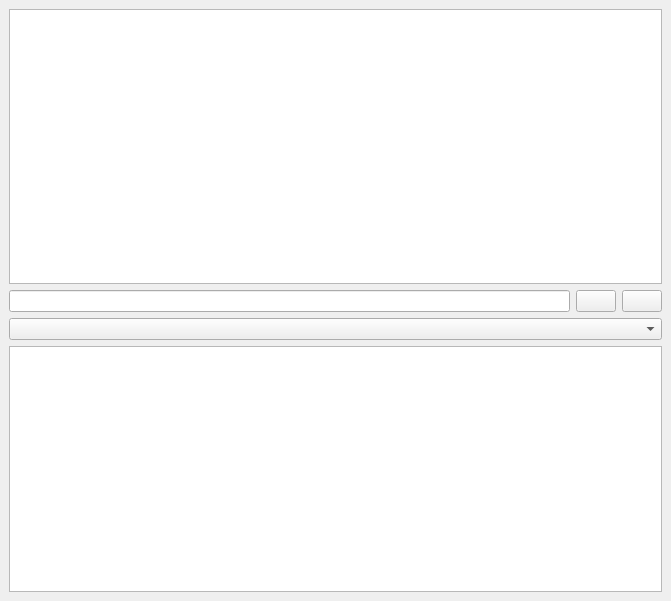
Above: src/forms/ui_calculator.ui from TuringApp/Turing before the change. Below: the same form after it.
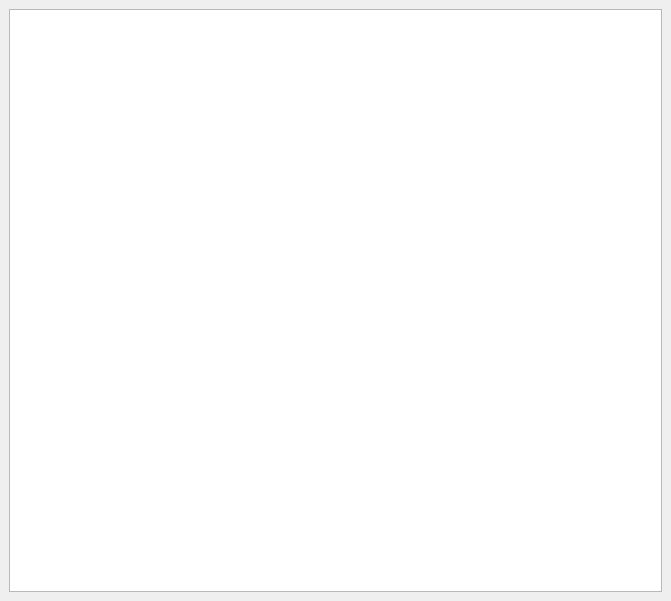
That is the form after the change. Icons and pictures are not drawn.

Commit message: use code widget in calculator

Diff of the .ui file:
```diff
--- a/src/forms/ui_calculator.ui
+++ b/src/forms/ui_calculator.ui
@@ -28,45 +28,6 @@
     <item>
      <widget class="QListWidget" name="lstHistory"/>
     </item>
-    <item>
-     <layout class="QHBoxLayout" name="horizontalLayout">
-      <item>
-       <widget class="QLineEdit" name="txtExpr"/>
-      </item>
-      <item>
-       <widget class="QPushButton" name="btnClear">
-        <property name="text">
-         <string/>
-        </property>
-        <property name="icon">
-         <iconset resource="../turing.qrc">
-          <normaloff>:/action/media/clear.png</normaloff>:/action/media/clear.png</iconset>
-        </property>
-       </widget>
-      </item>
-      <item>
-       <widget class="QPushButton" name="btnCalc">
-        <property name="text">
-         <string/>
-        </property>
-        <property name="icon">
-         <iconset resource="../turing.qrc">
-          <normaloff>:/action/media/calculator.png</normaloff>:/action/media/calculator.png</iconset>
-        </property>
-       </widget>
-      </item>
-     </layout>
-    </item>
-    <item>
-     <layout class="QVBoxLayout" name="verticalLayout_2">
-      <item>
-       <widget class="QComboBox" name="cbxFuncs"/>
-      </item>
-      <item>
-       <widget class="QListWidget" name="listWidget"/>
-      </item>
-     </layout>
-    </item>
    </layout>
   </widget>
  </widget>
```
Left out of the diff: 4 changed lines with no effect on the pictures. The commit also changes 2 other files.
